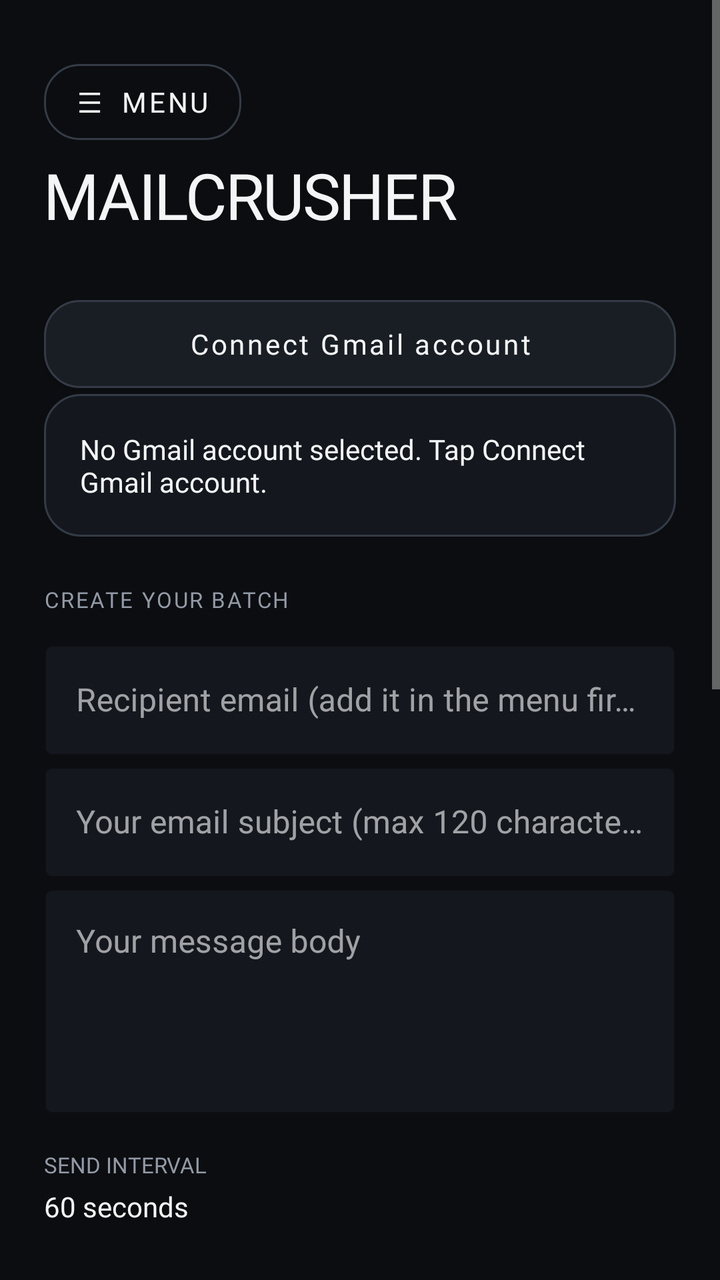
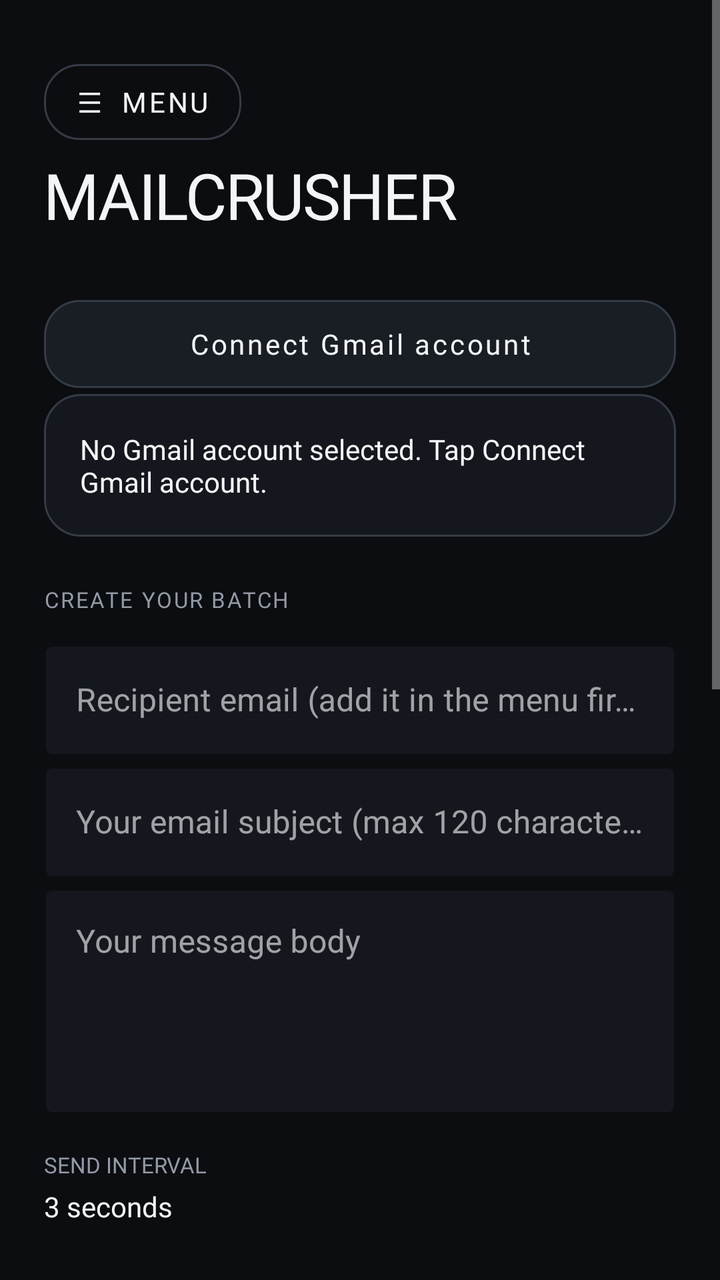

Before-and-after screenshots of an Android layout around one commit, followed by the original layout XML and the change that was made.
<!-- AndroidManifest.xml: application theme Theme.MailCrusher -->
<!-- res/layout/activity_main.xml -->
<androidx.drawerlayout.widget.DrawerLayout xmlns:android="http://schemas.android.com/apk/res/android"
    xmlns:app="http://schemas.android.com/apk/res-auto"
    android:id="@+id/drawerLayout"
    android:layout_width="match_parent"
    android:layout_height="match_parent"
    android:background="@color/mc_bg">
    <ScrollView
        android:layout_width="match_parent"
        android:layout_height="match_parent"
        android:fillViewport="true"
        android:clipToPadding="false">

    <LinearLayout
        android:id="@+id/rootContent"
        android:layout_width="match_parent"
        android:layout_height="wrap_content"
        android:orientation="vertical"
        android:paddingStart="22dp"
        android:paddingEnd="22dp"
        android:paddingTop="26dp"
        android:paddingBottom="30dp">

        <com.google.android.material.button.MaterialButton
            android:id="@+id/btnOpenDrawer"
            style="@style/Widget.MailCrusher.Button.Outlined"
            android:layout_width="wrap_content"
            android:layout_height="wrap_content"
            android:text="☰  MENU"
            android:contentDescription="Open authorized recipients" />

        <TextView
            android:layout_width="wrap_content"
            android:layout_height="wrap_content"
            android:text="MAILCRUSHER"
            android:textColor="@color/mc_text"
            android:fontFamily="@font/montserrat_variable"
            android:fontWeight="800"
            android:letterSpacing="-0.025"
            android:textSize="32sp"
            android:paddingBottom="28dp" />

        <com.google.android.material.button.MaterialButton
            android:id="@+id/btnAddAccount"
            android:layout_width="match_parent"
            android:layout_height="wrap_content"
            android:text="Connect Gmail account" />

        <TextView
            android:id="@+id/txtAccount"
            android:layout_width="match_parent"
            android:layout_height="wrap_content"
            android:text="No Gmail account selected. Tap Connect Gmail account."
            android:textColor="@color/mc_text"
            android:fontFamily="@font/montserrat_variable"
                android:fontWeight="600"
            android:background="@drawable/bg_surface"
            android:padding="18dp"
            android:layout_marginBottom="24dp" />

        <TextView
            android:layout_width="wrap_content"
            android:layout_height="wrap_content"
            android:text="CREATE YOUR BATCH"
            android:textColor="@color/mc_muted"
            android:fontFamily="@font/montserrat_variable"
            android:fontWeight="800"
            android:letterSpacing="0.08"
            android:textSize="11sp"
            android:paddingBottom="10dp" />

        <com.google.android.material.textfield.TextInputLayout
            android:layout_width="match_parent"
            android:layout_height="wrap_content"
            android:hint="Recipient email (add it in the menu first)">
            <com.google.android.material.textfield.TextInputEditText
                android:id="@+id/edtRecipient"
                android:layout_width="match_parent"
                android:layout_height="wrap_content"
                android:inputType="textEmailAddress"
                android:textColor="@color/mc_text"
                android:fontFamily="@font/montserrat_variable"
                android:fontWeight="600" />
        </com.google.android.material.textfield.TextInputLayout>

        <com.google.android.material.textfield.TextInputLayout
            android:layout_width="match_parent"
            android:layout_height="wrap_content"
            android:hint="Your email subject (max 120 characters)">
            <com.google.android.material.textfield.TextInputEditText
                android:id="@+id/edtSubject"
                android:layout_width="match_parent"
                android:layout_height="wrap_content"
                android:inputType="textCapSentences"
                android:maxLength="120"
                android:textColor="@color/mc_text"
                android:fontFamily="@font/montserrat_variable"
                android:fontWeight="600" />
        </com.google.android.material.textfield.TextInputLayout>

        <com.google.android.material.textfield.TextInputLayout
            android:layout_width="match_parent"
            android:layout_height="wrap_content"
            android:hint="Your message body">
            <com.google.android.material.textfield.TextInputEditText
                android:id="@+id/edtBody"
                android:layout_width="match_parent"
                android:layout_height="wrap_content"
                android:inputType="textCapSentences|textMultiLine"
                android:minLines="4"
                android:maxLines="8"
                android:gravity="top|start"
                android:textColor="@color/mc_text"
                android:fontFamily="@font/montserrat_variable"
                android:fontWeight="600" />
        </com.google.android.material.textfield.TextInputLayout>

        <TextView
            android:layout_width="wrap_content"
            android:layout_height="wrap_content"
            android:text="SEND INTERVAL"
            android:textColor="@color/mc_muted"
            android:fontFamily="@font/montserrat_variable"
            android:fontWeight="800"
            android:textSize="11sp"
            android:paddingTop="18dp" />

        <TextView
            android:id="@+id/txtIntervalValue"
            android:layout_width="match_parent"
            android:layout_height="wrap_content"
            android:text="60 seconds"
            android:textColor="@color/mc_text"
            android:fontFamily="@font/montserrat_variable"
            android:fontWeight="700"
            android:paddingTop="4dp" />

        <com.google.android.material.slider.Slider
            android:id="@+id/sliderInterval"
            android:layout_width="match_parent"
            android:layout_height="wrap_content"
            android:valueFrom="60"
            android:valueTo="3600"
            android:stepSize="1"
            android:value="60"
            app:labelBehavior="withinBounds" />

        <com.google.android.material.textfield.TextInputLayout
            android:layout_width="match_parent"
            android:layout_height="wrap_content"
            android:hint="Number of messages (1–10)">
            <com.google.android.material.textfield.TextInputEditText
                android:id="@+id/edtMessageCount"
                android:layout_width="match_parent"
                android:layout_height="wrap_content"
                android:inputType="number"
                android:text="1"
                android:textColor="@color/mc_text"
                android:fontFamily="@font/montserrat_variable"
                android:fontWeight="600" />
        </com.google.android.material.textfield.TextInputLayout>

        <com.google.android.material.button.MaterialButton
            android:id="@+id/btnGenerate"
            android:layout_width="match_parent"
            android:layout_height="wrap_content"
            android:text="Generate messages"
            android:layout_marginTop="12dp" />

        <TextView
            android:layout_width="wrap_content"
            android:layout_height="wrap_content"
            android:text="GENERATED MESSAGES"
            android:textColor="@color/mc_muted"
            android:fontFamily="@font/montserrat_variable"
            android:fontWeight="800"
            android:letterSpacing="0.08"
            android:textSize="11sp"
            android:paddingTop="22dp"
            android:paddingBottom="10dp" />

        <TextView
            android:id="@+id/txtPreview"
            android:layout_width="match_parent"
            android:layout_height="wrap_content"
            android:background="@drawable/bg_surface"
            android:textColor="@color/mc_text"
            android:fontFamily="@font/montserrat_variable"
                android:fontWeight="600"
            android:padding="17dp"
            android:text="Your generated messages will appear here." />

        <com.google.android.material.button.MaterialButton
            android:id="@+id/btnSend"
            android:layout_width="match_parent"
            android:layout_height="wrap_content"
            android:text="Send all generated messages"
            android:layout_marginTop="16dp" />

        <com.google.android.material.button.MaterialButton
            android:id="@+id/btnCheckStatus"
            style="@style/Widget.MailCrusher.Button.Outlined"
            android:layout_width="match_parent"
            android:layout_height="wrap_content"
            android:text="Check send status" />

        <TextView
            android:id="@+id/txtStatus"
            android:layout_width="match_parent"
            android:layout_height="wrap_content"
            android:textColor="@color/mc_text"
            android:fontFamily="@font/montserrat_variable"
                android:fontWeight="600"
            android:background="@drawable/bg_surface"
            android:padding="16dp"
            android:layout_marginTop="12dp"
            android:text="Status: ready" />

        <com.google.android.material.button.MaterialButton
            android:id="@+id/btnHistory"
            style="@style/Widget.MailCrusher.Button.Outlined"
            android:layout_width="match_parent"
            android:layout_height="wrap_content"
            android:text="View sent history"
            android:layout_marginTop="14dp" />
    </LinearLayout>
</ScrollView>

    <LinearLayout
        android:id="@+id/authorizedDrawer"
        android:layout_width="310dp"
        android:layout_height="match_parent"
        android:layout_gravity="start"
        android:orientation="vertical"
        android:background="@color/mc_bg"
        android:elevation="18dp"
        android:padding="20dp">

        <TextView
            android:layout_width="match_parent"
            android:layout_height="wrap_content"
            android:text="AUTHORIZED RECIPIENTS"
            android:textColor="@color/mc_text"
            android:textSize="19sp"
            android:fontFamily="@font/montserrat_variable"
            android:fontWeight="800"
            android:paddingTop="28dp"
            android:paddingBottom="8dp" />

        <TextView
            android:layout_width="match_parent"
            android:layout_height="wrap_content"
            android:text="Add only addresses whose owners agreed to receive your test emails. Remove access any time."
            android:textColor="@color/mc_muted"
            android:textSize="12sp"
            android:paddingBottom="16dp" />

        <com.google.android.material.button.MaterialButton
            android:id="@+id/btnAddRecipient"
            android:layout_width="match_parent"
            android:layout_height="wrap_content"
            android:text="+ Add authorized address" />

        <ScrollView
            android:layout_width="match_parent"
            android:layout_height="0dp"
            android:layout_weight="1"
            android:fillViewport="true">

            <LinearLayout
                android:id="@+id/authorizedList"
                android:layout_width="match_parent"
                android:layout_height="wrap_content"
                android:orientation="vertical"
                android:paddingTop="12dp" />
        </ScrollView>

        <com.google.android.material.button.MaterialButton
            android:id="@+id/btnCloseDrawer"
            style="@style/Widget.MailCrusher.Button.Outlined"
            android:layout_width="match_parent"
            android:layout_height="wrap_content"
            android:text="Close menu" />
    </LinearLayout>
</androidx.drawerlayout.widget.DrawerLayout>
<!-- resources referenced by this layout -->
<resources>
  <color name="mc_bg">#0B0D10</color>
  <color name="mc_muted">#929AA6</color>
  <color name="mc_text">#F4F5F7</color>
  <!-- drawable bg_surface (drawable) -->
  <shape xmlns:android="http://schemas.android.com/apk/res/android" android:shape="rectangle">
      <solid android:color="@color/mc_surface" />
      <stroke android:width="1dp" android:color="@color/mc_outline" />
      <corners android:radius="18dp" />
  </shape>
  <style name="Widget.MailCrusher.Button.Outlined" parent="Widget.MaterialComponents.Button.OutlinedButton">
          <item name="cornerRadius">18dp</item>
          <item name="strokeColor">@color/mc_outline</item>
          <item name="strokeWidth">1dp</item>
          <item name="android:textColor">@color/mc_text</item>
          <item name="android:fontFamily">@font/montserrat_variable</item>
          <item name="android:fontWeight">600</item>
          <item name="android:minHeight">50dp</item>
      </style>
  <style name="Theme.MailCrusher" parent="Theme.MaterialComponents.NoActionBar">
          <item name="colorPrimary">#A78BFA</item>
          <item name="colorPrimaryVariant">#7C5CC4</item>
          <item name="colorOnPrimary">#0B0D10</item>
          <item name="colorSecondary">#A78BFA</item>
          <item name="colorOnSecondary">#0B0D10</item>
          <item name="android:colorAccent">#A78BFA</item>
          <item name="android:statusBarColor">#0B0D10</item>
          <item name="android:navigationBarColor">#0B0D10</item>
          <item name="android:windowLightStatusBar">false</item>
          <item name="android:windowBackground">#0B0D10</item>
          <item name="materialButtonStyle">@style/Widget.MailCrusher.Button</item>
          <item name="textInputStyle">@style/Widget.MailCrusher.TextInputLayout</item>
      </style>
  <color name="mc_surface">#14181E</color>
  <color name="mc_outline">#343B46</color>
  <style name="Widget.MailCrusher.Button" parent="Widget.MaterialComponents.Button">
          <item name="cornerRadius">18dp</item>
          <item name="strokeColor">@color/mc_outline</item>
          <item name="strokeWidth">1dp</item>
          <item name="backgroundTint">@color/mc_button</item>
          <item name="android:textColor">@color/mc_text</item>
          <item name="android:textAllCaps">false</item>
          <item name="android:fontFamily">@font/montserrat_variable</item>
          <item name="android:fontWeight">700</item>
          <item name="android:minHeight">50dp</item>
          <item name="android:insetTop">3dp</item>
          <item name="android:insetBottom">3dp</item>
      </style>
  <style name="Widget.MailCrusher.TextInputLayout" parent="Widget.MaterialComponents.TextInputLayout.OutlinedBox">
          <item name="boxStrokeColor">@color/mc_outline</item>
          <item name="boxStrokeWidth">1dp</item>
          <item name="boxStrokeWidthFocused">1dp</item>
          <item name="boxBackgroundColor">@color/mc_surface</item>
          <item name="hintTextColor">@color/mc_muted</item>
      </style>
  <color name="mc_button">#191E25</color>
</resources>

<!-- the commit's change to res/layout/activity_main.xml (unified diff, before → after) -->
@@ -128,7 +128,7 @@
             android:id="@+id/txtIntervalValue"
             android:layout_width="match_parent"
             android:layout_height="wrap_content"
-            android:text="60 seconds"
+            android:text="3 seconds"
             android:textColor="@color/mc_text"
             android:fontFamily="@font/montserrat_variable"
             android:fontWeight="700"
@@ -138,10 +138,10 @@
             android:id="@+id/sliderInterval"
             android:layout_width="match_parent"
             android:layout_height="wrap_content"
-            android:valueFrom="60"
-            android:valueTo="3600"
-            android:stepSize="1"
-            android:value="60"
+            android:valueFrom="0.1"
+            android:valueTo="60"
+            android:stepSize="0.1"
+            android:value="3"
             app:labelBehavior="withinBounds" />
 
         <com.google.android.material.textfield.TextInputLayout
